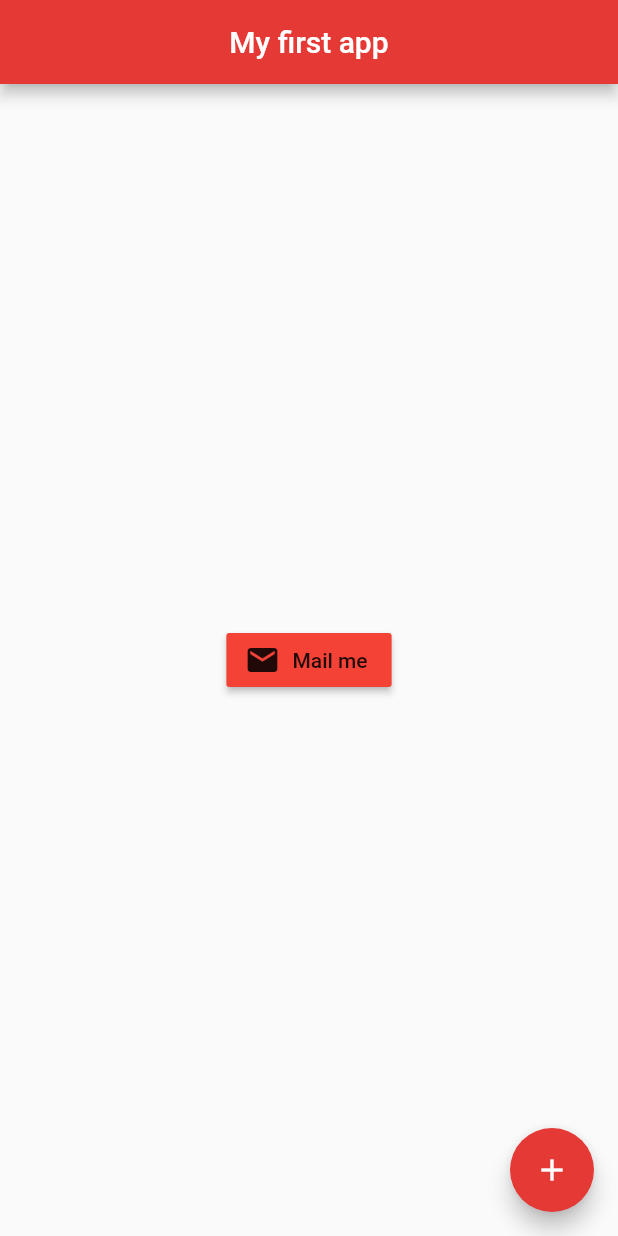
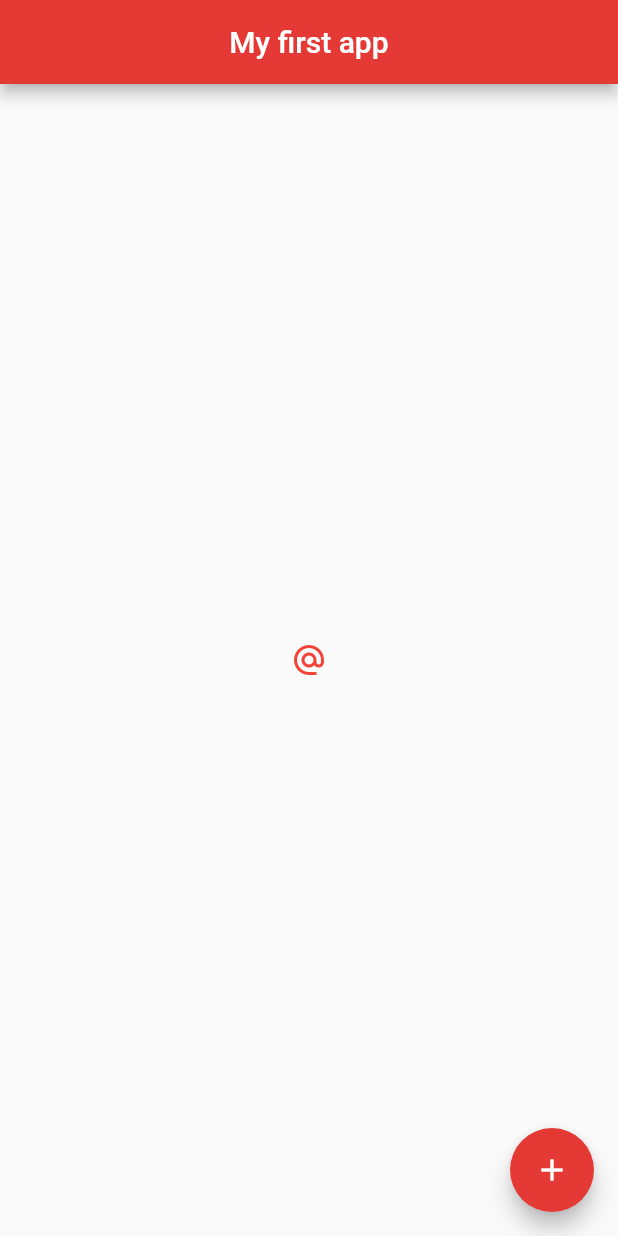
Before and after one commit to ashkarashku1/flutter_basics, a Flutter app: the screen it shows after launch, on a phone screen of 412 x 824 dp. Run offline on Flutter 3.47's test engine with Material 2 defaults, Android fonts, the phone set to English and light mode, and no system bars.

Commit message:
Button Icon

```diff
--- a/lib/main.dart
+++ b/lib/main.dart
@@ -14,14 +14,19 @@ class Home extends StatelessWidget {
         backgroundColor: Colors.red[600],
       ),
       body: Center(
-        child: RaisedButton.icon(
+        child: IconButton(
+          onPressed: () {},
+          icon: Icon(Icons.alternate_email),
+          color: Colors.red,
+        ),
+        /*child: RaisedButton.icon(
           onPressed: () {},
           icon: Icon(
             Icons.mail,
           ),
           label: Text('Mail me'),
           color: Colors.red,
-        ),
+        ),*/
           /*child: Icon(
             Icons.access_alarm,
             color: Colors.lightBlue,
```
